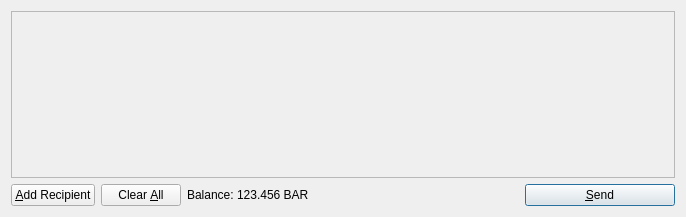
The window that src/qt/forms/sendcoinsdialog.ui (DigitalCurrencyProgramming/yabarcoin) describes before a commit, drawn with Qt 5.
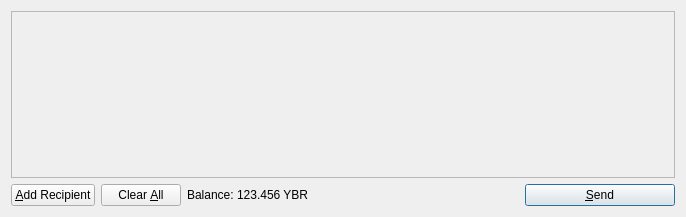
The same window after the commit. Icons and pictures are not drawn.

```diff
--- a/src/qt/forms/sendcoinsdialog.ui
+++ b/src/qt/forms/sendcoinsdialog.ui
@@ -119,7 +119,7 @@
           <cursorShape>IBeamCursor</cursorShape>
          </property>
          <property name="text">
-          <string>123.456 BAR</string>
+          <string>123.456 YBR</string>
          </property>
          <property name="textInteractionFlags">
           <set>Qt::LinksAccessibleByMouse|Qt::TextSelectableByKeyboard|Qt::TextSelectableByMouse</set>
```
